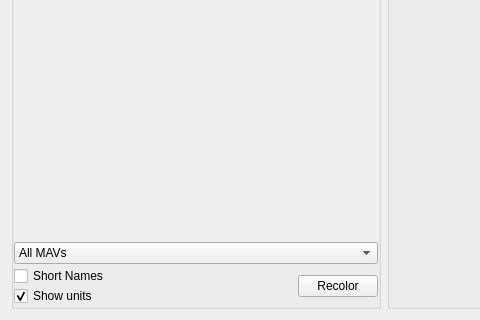
mavlink/qgroundcontrol, file src/ui/Linechart.ui: the form before one commit; both pictures show x 0 to 480 and y 265 to 585 of the 833 by 585 pixel window.
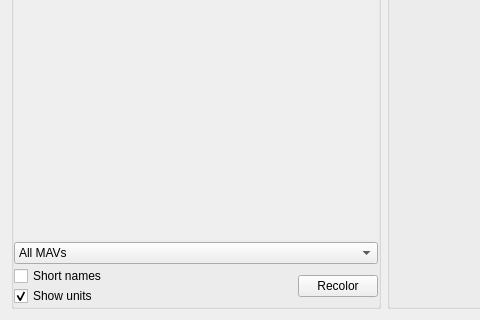
The form after the commit.

Commit message: Fixed improper capitalization in UI.

Diff of the .ui file:
```diff
--- a/src/ui/Linechart.ui
+++ b/src/ui/Linechart.ui
@@ -145,7 +145,7 @@
                <string>Display only variable names in curve list</string>
               </property>
               <property name="text">
-               <string>Short Names</string>
+               <string>Short names</string>
               </property>
              </widget>
             </item>
```
